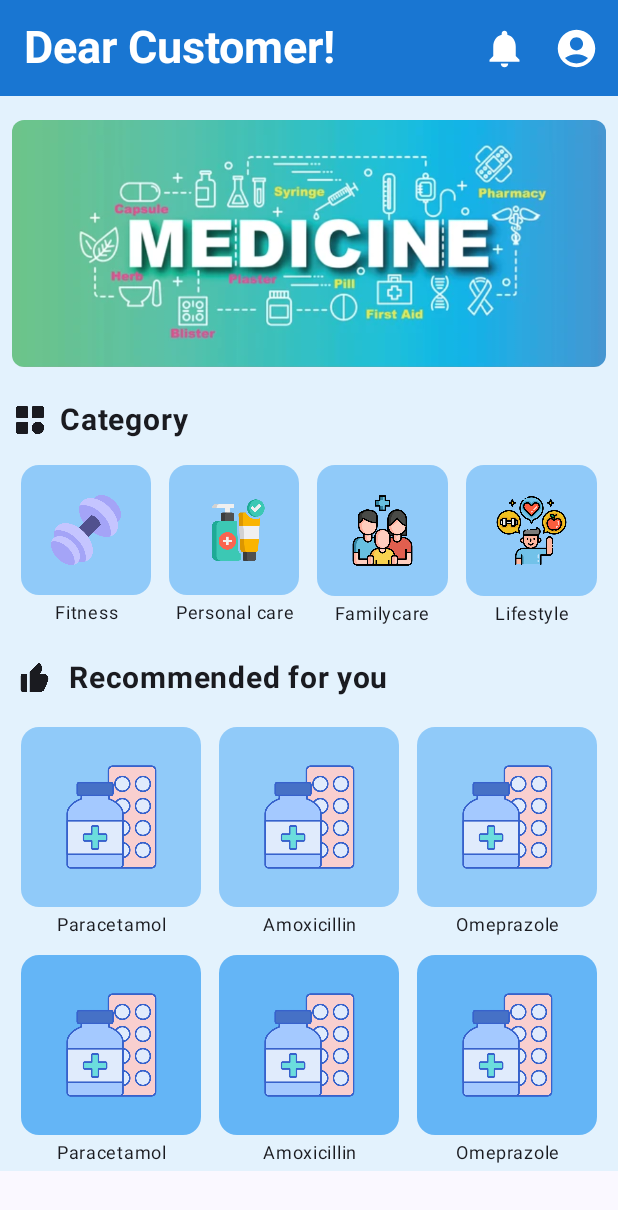
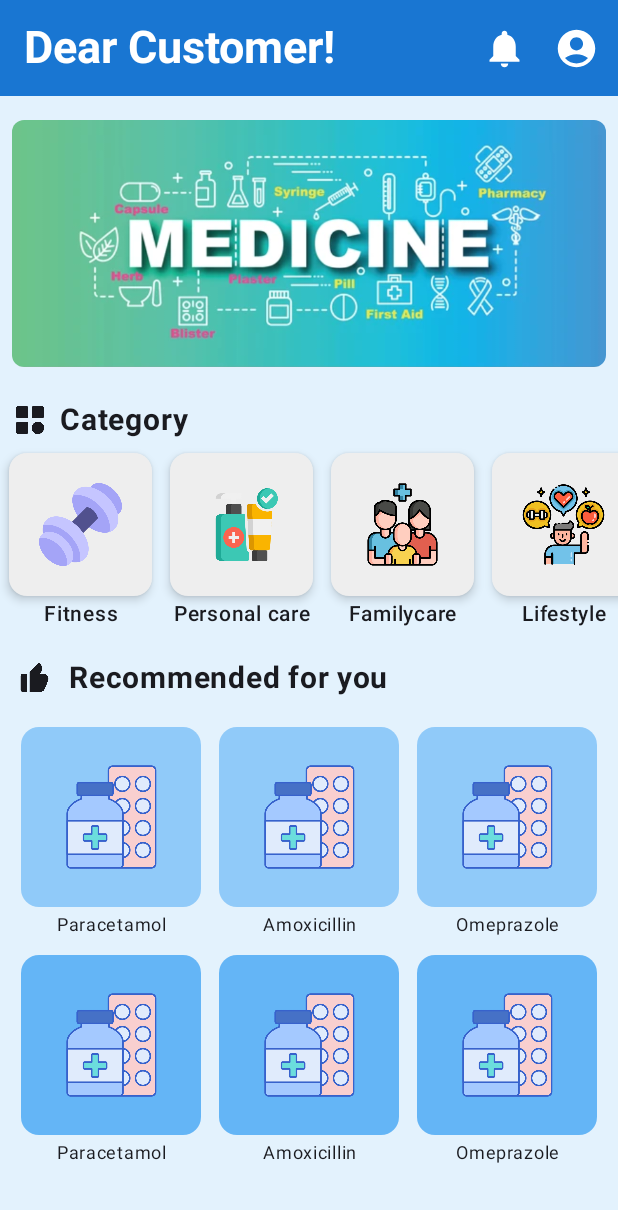
Before and after one commit to Angad-Gupta-2005/MedicalApp, an Android app built with Jetpack Compose: the HomeScreen screen opened through its navigation route, on a phone screen of 412 x 824 dp. Shown: the top 1210 px of the screen. Run offline under Robolectric (Android 15) with nearby library versions, the phone set to English and light mode, and no system bars; our stand-ins replace Dagger/Hilt's generated code; Roboto replaces fonts that are not available here.

Commit message:
Category of home screen is done

```diff
--- a/app/src/main/java/com/angad/medicalapp/api/ApiService.kt
+++ b/app/src/main/java/com/angad/medicalapp/api/ApiService.kt
@@ -58,6 +58,14 @@ interface ApiService {
     ): Response<GetSpecificProductResponse>
 
 
+//    Function that fetch specific category product details
+    @FormUrlEncoded
+    @POST("getProductCategories")
+    suspend fun getCategoryProducts(
+        @Field("category") category: String
+    ): Response<GetAllProductsResponse>
+
+
 //    Function that add order details
     @FormUrlEncoded
     @POST("addOrderDetails")
--- /dev/null
+++ b/app/src/main/java/com/angad/medicalapp/models/CategoryData.kt
@@ -0,0 +1,17 @@
+package com.angad.medicalapp.models
+
+import com.angad.medicalapp.R
+
+data class CategoryData(
+    val name: String,
+    val imageRes: Int
+)
+
+fun getCategoryList(): List<CategoryData> {
+    return listOf(
+        CategoryData("Fitness", R.drawable.weight),
+        CategoryData("Personal care", R.drawable.personal_care),
+        CategoryData("Familycare", R.drawable.medicine),
+        CategoryData("Lifestyle", R.drawable.lifestyles)
+    )
+}
--- a/app/src/main/java/com/angad/medicalapp/navigation/appnavigation/AppNavigation.kt
+++ b/app/src/main/java/com/angad/medicalapp/navigation/appnavigation/AppNavigation.kt
@@ -13,6 +13,7 @@ import androidx.navigation.toRoute
 import com.angad.medicalapp.navigation.routes.Routes
 import com.angad.medicalapp.screens.AddOrderScreen
 import com.angad.medicalapp.screens.BottomNav
+import com.angad.medicalapp.screens.CategoryScreen
 import com.angad.medicalapp.screens.GetAllProductScreen
 import com.angad.medicalapp.screens.HomeScreen
 import com.angad.medicalapp.screens.LoginScreen
@@ -115,6 +116,11 @@ fun AppNavigation(viewModel: MyViewModel = hiltViewModel()) {
             SpecificOrderScreen(orderId = orderId, viewModel = viewModel)
         }
 
+    //   For category screen
+        composable<Routes.CategoryScreenRoute> {
+            val category = it.arguments?.getString("category")?: ""
+            CategoryScreen(category = category)
+        }
 
     }
 
--- a/app/src/main/java/com/angad/medicalapp/navigation/routes/Routes.kt
+++ b/app/src/main/java/com/angad/medicalapp/navigation/routes/Routes.kt
@@ -41,5 +41,8 @@ sealed class Routes {
     @Serializable
     data class SpecificOrderRoute(val orderId: String)
 
+//    For category screen
+    @Serializable
+    data class CategoryScreenRoute(val category: String)
 
 }
--- a/app/src/main/java/com/angad/medicalapp/repo/Repo.kt
+++ b/app/src/main/java/com/angad/medicalapp/repo/Repo.kt
@@ -13,7 +13,6 @@ import com.angad.medicalapp.models.SpecificOrderResponse
 import kotlinx.coroutines.flow.Flow
 import kotlinx.coroutines.flow.flow
 import retrofit2.Response
-import retrofit2.http.Field
 import javax.inject.Inject
 
 class Repo @Inject constructor(private val apiBuilder: ApiBuilder) {
@@ -99,6 +98,20 @@ class Repo @Inject constructor(private val apiBuilder: ApiBuilder) {
         }
     }
 
+//    Function that fetch specific product category
+    suspend fun getSpecificProductCategory(category: String): Flow<Results<Response<GetAllProductsResponse>>> = flow {
+        emit(Results.Loading)
+        try {
+            val response = apiBuilder.api.getCategoryProducts(category = category)
+            if (response.isSuccessful){
+                emit(Results.Success(response))
+            } else {
+                emit(Results.Error(response.message()))
+            }
+        } catch (e: Exception){
+            emit(Results.Error(e.message.toString()))
+        }
+    }
 
 //    Function that fetch specific product details
     suspend fun getSpecificProduct(
--- /dev/null
+++ b/app/src/main/java/com/angad/medicalapp/screens/CategoryScreen.kt
@@ -0,0 +1,14 @@
+package com.angad.medicalapp.screens
+
+import androidx.compose.material3.Text
+import androidx.compose.runtime.Composable
+import androidx.hilt.navigation.compose.hiltViewModel
+import com.angad.medicalapp.viewmodels.MyViewModel
+
+@Composable
+fun CategoryScreen(
+    category: String,
+    viewModel: MyViewModel = hiltViewModel(),
+) {
+    Text(text = "Category Screen")
+}
--- a/app/src/main/java/com/angad/medicalapp/screens/HomeScreen.kt
+++ b/app/src/main/java/com/angad/medicalapp/screens/HomeScreen.kt
@@ -1,21 +1,27 @@
 package com.angad.medicalapp.screens
 
-import android.util.Log
 import androidx.compose.foundation.Image
 import androidx.compose.foundation.background
+import androidx.compose.foundation.clickable
 import androidx.compose.foundation.layout.Column
 import androidx.compose.foundation.layout.Row
+import androidx.compose.foundation.layout.Spacer
+import androidx.compose.foundation.layout.fillMaxSize
 import androidx.compose.foundation.layout.fillMaxWidth
+import androidx.compose.foundation.layout.height
 import androidx.compose.foundation.layout.padding
 import androidx.compose.foundation.layout.size
+import androidx.compose.foundation.layout.width
+import androidx.compose.foundation.lazy.LazyRow
+import androidx.compose.foundation.lazy.items
+import androidx.compose.foundation.rememberScrollState
 import androidx.compose.foundation.shape.RoundedCornerShape
+import androidx.compose.foundation.verticalScroll
 import androidx.compose.runtime.Composable
 import androidx.compose.ui.graphics.Color
 import androidx.compose.material.icons.Icons
 import androidx.compose.material.icons.filled.Notifications
 import androidx.compose.material.icons.filled.AccountCircle
-import androidx.compose.material.icons.filled.Info
-import androidx.compose.material.icons.filled.Menu
 import androidx.compose.material3.Card
 import androidx.compose.material3.CardDefaults
 import androidx.compose.material3.ExperimentalMaterial3Api
@@ -37,11 +43,16 @@ import androidx.compose.ui.unit.dp
 import androidx.compose.ui.unit.sp
 import androidx.navigation.NavController
 import com.angad.medicalapp.R
+import com.angad.medicalapp.models.CategoryData
+import com.angad.medicalapp.models.getCategoryList
 import com.angad.medicalapp.navigation.routes.Routes
 
 @OptIn(ExperimentalMaterial3Api::class)
 @Composable
 fun HomeScreen(navController: NavController) {
+
+    val scrollState = rememberScrollState()
+    val categoryList = getCategoryList()
 
     Scaffold(
         topBar = {
@@ -83,7 +94,11 @@ fun HomeScreen(navController: NavController) {
     ) { innerPadding ->
 
         Column(
-            modifier = Modifier.background(Color(0xFFE3F2FD)).padding(innerPadding)
+            modifier = Modifier
+                .fillMaxSize()
+                .padding(innerPadding)
+                .background(Color(0xFFE3F2FD))
+                .verticalScroll(scrollState)
         ) {
 
         //    Banner row
@@ -124,115 +139,10 @@ fun HomeScreen(navController: NavController) {
             }
 
         //    For category list
-            Row(
-                modifier = Modifier
-                    .fillMaxWidth()
-                    .padding(start = 8.dp, end = 8.dp, top = 8.dp)
-            ) {
-            //    First category
-                Column(
-                    modifier = Modifier
-                        .weight(0.25f)
-                        .padding(horizontal = 6.dp)
-                ) {
-                    Card(
-                        colors = CardDefaults.cardColors(containerColor = Color(0xFF90CAF9))
-                    ) {
-                        Image(
-                            painter = painterResource(id = R.drawable.weight),
-                            contentDescription = "Fitness",
-                            alignment = Alignment.Center,
-                            contentScale = ContentScale.Inside,
-                            modifier = Modifier.padding(20.dp)
-                        )
-                    }
-                    Text(
-                        text = "Fitness",
-                        fontSize = 12.sp,
-                        maxLines = 1,
-                        modifier = Modifier.fillMaxWidth(),
-                        textAlign = TextAlign.Center
-                    )
+            LazyRow {
+                items(categoryList) { category ->
+                    CategoryItem(category = category, navController = navController)
                 }
-
-            //    Second category
-                Column(
-                    modifier = Modifier
-                        .weight(0.25f)
-                        .padding(horizontal = 6.dp)
-                ) {
-                    Card(
-                        colors = CardDefaults.cardColors(containerColor = Color(0xFF90CAF9))
-                    ) {
-                        Image(
-                            painter = painterResource(id = R.drawable.personal_care),
-                            contentDescription = "Personal care",
-                            alignment = Alignment.Center,
-                            contentScale = ContentScale.Inside,
-                            modifier = Modifier.padding(20.dp)
-                        )
-                    }
-                    Text(
-                        text = "Personal care",
-                        fontSize = 12.sp,
-                        maxLines = 1,
-                        modifier = Modifier.fillMaxWidth(),
-                        textAlign = TextAlign.Center
-                    )
-                }
-
-            //    Third category
-                Column(
-                    modifier = Modifier
-                        .weight(0.25f)
-                        .padding(horizontal = 6.dp)
-                ) {
-                    Card(
-                        colors = CardDefaults.cardColors(containerColor = Color(0xFF90CAF9))
-                    ) {
-                        Image(
-                            painter = painterResource(id = R.drawable.medicine),
-                            contentDescription = "Familymedicine",
-                            alignment = Alignment.Center,
-                            contentScale = ContentScale.Inside,
-                            modifier = Modifier.padding(20.dp)
-                        )
-                    }
-                    Text(
-                        text = "Familycare",
-                        fontSize = 12.sp,
-                        maxLines = 1,
-                        modifier = Modifier.fillMaxWidth(),
-                        textAlign = TextAlign.Center
-                    )
-                }
-
-            //    Fourth category
-                Column(
-                    modifier = Modifier
-                        .weight(0.25f)
-                        .padding(horizontal = 6.dp)
-                ) {
-                    Card(
-                        colors = CardDefaults.cardColors(containerColor = Color(0xFF90CAF9))
-                    ) {
-                        Image(
-                            painter = painterResource(id = R.drawable.lifestyles),
-                            contentDescription = "Lifestyle",
-                            alignment = Alignment.Center,
-                            contentScale = ContentScale.Inside,
-                            modifier = Modifier.padding(20.dp)
-                        )
-                    }
-                    Text(
-                        text = "Lifestyle",
-                        fontSize = 12.sp,
-                        maxLines = 1,
-                        textAlign = TextAlign.Center,
-                        modifier = Modifier.fillMaxWidth()
-                    )
-                }
-
             }
 
         //    Recommended product row
@@ -429,6 +339,45 @@ fun HomeScreen(navController: NavController) {
 
             }
 
+        //    For space in bottom
+            Spacer(modifier = Modifier.height(100.dp))
+
         }
     }
 }
+
+//    For category UI
+@Composable
+fun CategoryItem(category: CategoryData, navController: NavController) {
+    Column(
+        modifier = Modifier
+            .padding(horizontal = 6.dp)
+            .width(95.dp)
+    ) {
+        Card(
+            modifier = Modifier.clickable {
+                navController.navigate(Routes.CategoryScreenRoute(category = category.name))
+            },
+            shape = RoundedCornerShape(12.dp),
+            elevation = CardDefaults.cardElevation(defaultElevation = 4.dp),
+            colors = CardDefaults.cardColors(containerColor = Color(0xFFEEEEEE))
+        ) {
+            Image(
+                painter = painterResource(category.imageRes),
+                contentDescription = category.name,
+                alignment = Alignment.Center,
+                contentScale = ContentScale.Inside,
+                modifier = Modifier.padding(20.dp)
+            )
+        }
+        Text(
+            text = category.name,
+            fontSize = 14.sp,
+            fontWeight = FontWeight.SemiBold,
+            maxLines = 1,
+            textAlign = TextAlign.Center,
+            modifier = Modifier.fillMaxWidth()
+        )
+    }
+
+}
--- a/app/src/main/java/com/angad/medicalapp/viewmodels/MyViewModel.kt
+++ b/app/src/main/java/com/angad/medicalapp/viewmodels/MyViewModel.kt
@@ -219,6 +219,26 @@ class MyViewModel @Inject constructor(private val repo: Repo, private val prefs:
         }
     }
 
+//    Function that fetch category products
+    fun getCategoryProducts(category: String){
+        viewModelScope.launch(Dispatchers.IO) {
+            repo.getSpecificProductCategory(category = category).collect{
+                when(it){
+                    is Results.Loading -> {
+                        _getAllProducts.value = GetAllProductState(isLoading = true)
+                    }
+                    is Results.Error -> {
+                        _getAllProducts.value = GetAllProductState(error = it.message, isLoading = false)
+                    }
+
+                    is Results.Success -> {
+                        _getAllProducts.value = GetAllProductState(data = it.data.body(), isLoading = false)
+                    }
+                }
+            }
+        }
+
+    }
 
 //    Function that place order
     fun addOrderDetails(
```
